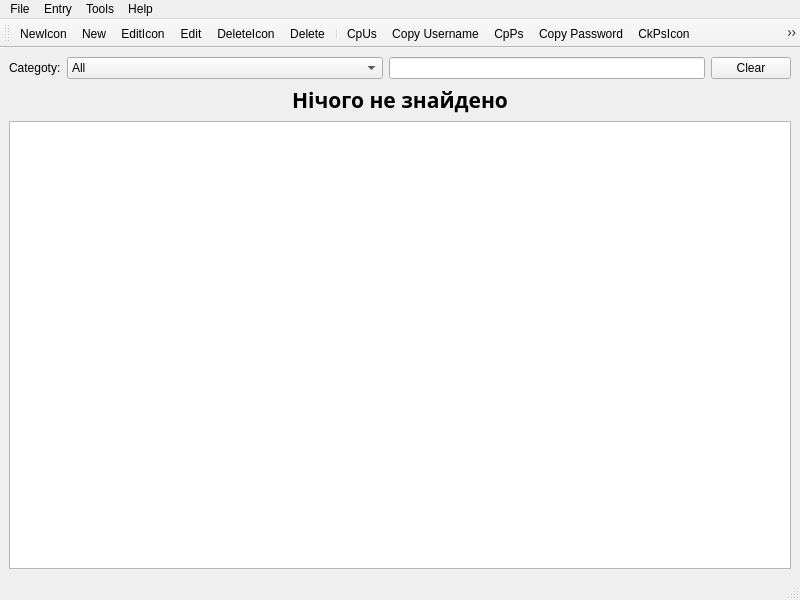
Above: PasswordManager/mainwindow.ui from ZakharMaksimeyko/QT_labs before the change. Below: the same form after it.
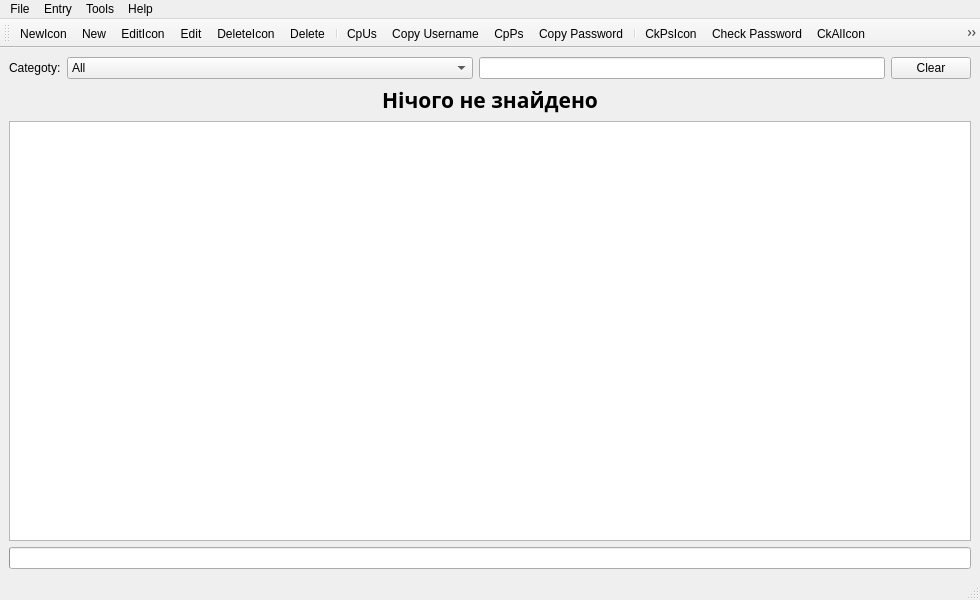
That is the form after the change. Icons and pictures are not drawn.

```diff
--- a/PasswordManager/mainwindow.ui
+++ b/PasswordManager/mainwindow.ui
@@ -6,7 +6,7 @@
    <rect>
     <x>0</x>
     <y>0</y>
-    <width>800</width>
+    <width>980</width>
     <height>600</height>
    </rect>
   </property>
@@ -121,6 +121,16 @@
     <item>
      <widget class="QTableView" name="tableView"/>
     </item>
+    <item>
+     <widget class="QProgressBar" name="progressBar">
+      <property name="value">
+       <number>0</number>
+      </property>
+      <property name="textVisible">
+       <bool>false</bool>
+      </property>
+     </widget>
+    </item>
    </layout>
   </widget>
   <widget class="QMenuBar" name="menubar">
@@ -128,7 +138,7 @@
     <rect>
      <x>0</x>
      <y>0</y>
-     <width>800</width>
+     <width>980</width>
      <height>25</height>
     </rect>
    </property>
@@ -183,8 +193,11 @@
    <addaction name="actionCpUs"/>
    <addaction name="actionCpPsIcon"/>
    <addaction name="actionCpPs"/>
+   <addaction name="separator"/>
    <addaction name="actionCkPsIcon"/>
    <addaction name="actionCheckPassword"/>
+   <addaction name="actionCkAlIcon"/>
+   <addaction name="actionCheckAll"/>
   </widget>
   <action name="actionNew">
    <property name="text">
@@ -300,6 +313,19 @@
     <string>CkPsIcon</string>
    </property>
   </action>
+  <action name="actionCkAlIcon">
+   <property name="icon">
+    <iconset theme="QIcon::ThemeIcon::EditFind"/>
+   </property>
+   <property name="text">
+    <string>CkAlIcon</string>
+   </property>
+  </action>
+  <action name="actionCheckAll">
+   <property name="text">
+    <string>Check All Passwords</string>
+   </property>
+  </action>
  </widget>
  <resources/>
  <connections/>
```
